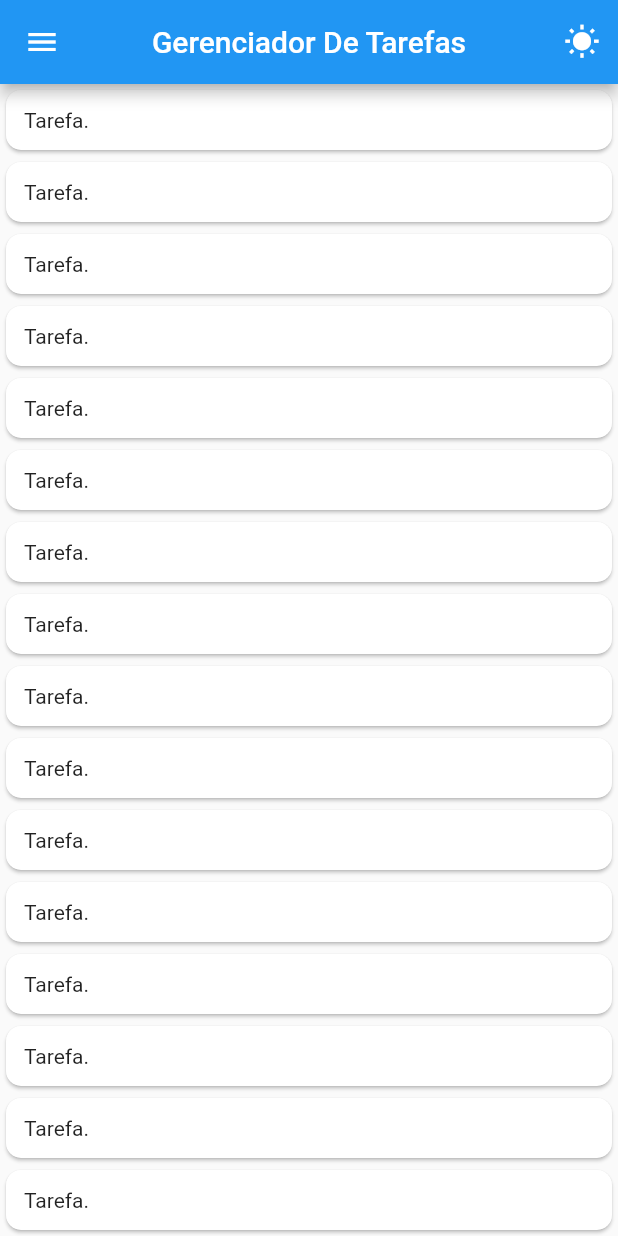
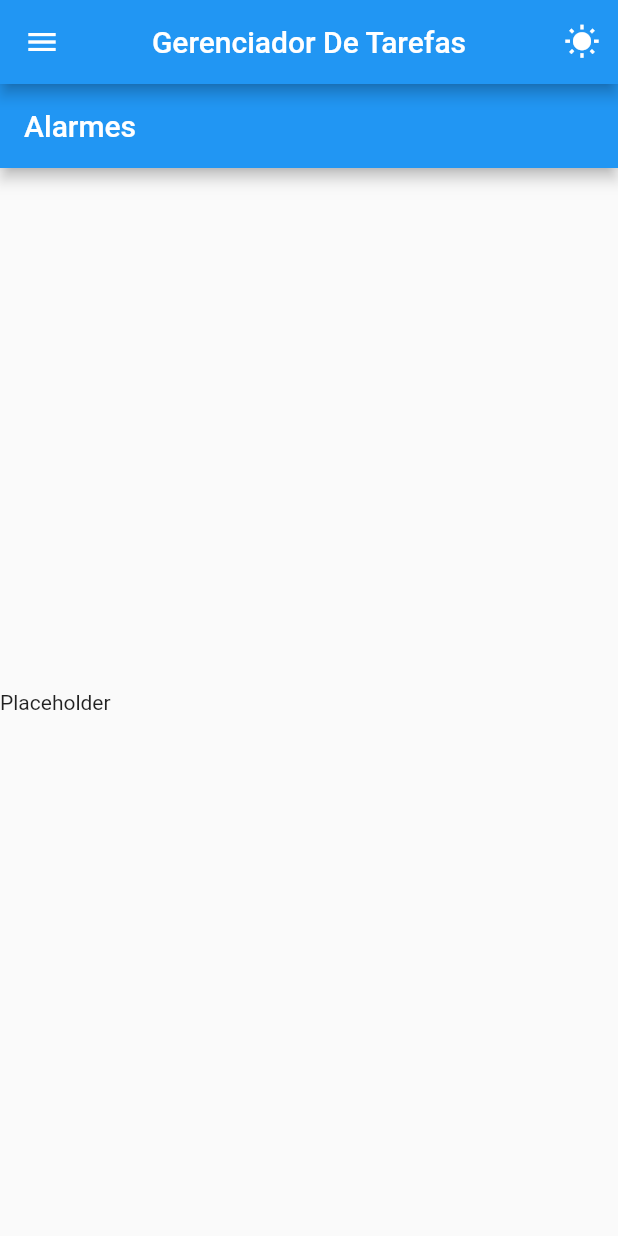
Before and after one commit to CyberGutz/GerenciadorDeTarefas, a Flutter app: the screen it shows after launch, on a phone screen of 412 x 824 dp. Run offline on Flutter 3.47's test engine with Material 2 defaults, Android fonts, the phone set to English and light mode, and no system bars; our stand-ins replace shared_preferences.

Commit message:
Vetorização de Telas

```diff
--- /dev/null
+++ b/gerenciador_de_tarefas/lib/alarmes.dart
@@ -0,0 +1,17 @@
+import 'package:flutter/material.dart';
+
+class Alarme extends StatelessWidget {
+  const Alarme({super.key});
+
+  @override
+  Widget build(BuildContext context) {
+    return Scaffold(
+      appBar: AppBar(
+        title: const Text('Alarmes'),
+      ),
+      body: Center(
+        child: Row(children: const <Widget>[Text('Placeholder')]),
+      ),
+    );
+  }
+}
--- a/gerenciador_de_tarefas/lib/main.dart
+++ b/gerenciador_de_tarefas/lib/main.dart
@@ -1,8 +1,10 @@
 import 'package:flutter/material.dart';
+import 'package:gerenciador_de_tarefas/navBar.dart';
 import 'package:provider/provider.dart';
 import 'package:gerenciador_de_tarefas/theme_model.dart';
 
 void main() {
+  WidgetsFlutterBinding.ensureInitialized;
   runApp(MyApp());
 }
 
@@ -18,69 +20,65 @@ class MyApp extends StatelessWidget {
           title: 'Flutter Demo',
           theme: themeNotifier.isDark ? ThemeData.dark() : ThemeData.light(),
           debugShowCheckedModeBanner: false,
-          home: MyHomePage(),
+          home: NavBar(0),
         );
       }),
     );
   }
 }
 
-class MyHomePage extends StatefulWidget {
-  @override
-  _MyHomePageState createState() => _MyHomePageState();
-}
+// class MyHomePage extends StatefulWidget {
+//   @override
+//   _MyHomePageState createState() => _MyHomePageState();
+// }
 
-class _MyHomePageState extends State<MyHomePage> {
-  @override
-  Widget build(BuildContext context) {
-    return Consumer<ThemeModel>(
-        builder: (context, ThemeModel themeNotifier, child) {
-      return Scaffold(
-          appBar: AppBar(
-            centerTitle: true,
-            title: const Text(
-              "Gerenciador De Tarefas",
-              textAlign: TextAlign.center,
-            ),
-            actions: [
-              IconButton(
-                  icon: Icon(themeNotifier.isDark
-                      ? Icons.nightlight_round
-                      : Icons.wb_sunny),
-                  onPressed: () {
-                    themeNotifier.isDark
-                        ? themeNotifier.isDark = false
-                        : themeNotifier.isDark = true;
-                  })
-            ],
-          ),
-          body:
-              ListView.builder(itemBuilder: (BuildContext context, int index) {
-            return Card(
-              shape: RoundedRectangleBorder(
-                  borderRadius: BorderRadius.circular(10)),
-              child: const Padding(
-                padding: EdgeInsets.all(12.0),
-                child: Text(
-                  "Tarefa.",
-                  style: TextStyle(fontSize: 14),
-                ),
-              ),
-            );
-          }),
-          drawer: Drawer(
-              child: ListView(
-            padding: EdgeInsets.zero,
-            children: [
-              const DrawerHeader(
-                  decoration: BoxDecoration(),
-                  child: Text('Gerenciador de Tarefas')),
-              ListTile(title: const Text('Home (TODO LIST)'), onTap: () {}),
-              ListTile(title: const Text('Lembretes'), onTap: () {}),
-              ListTile(title: const Text('Alarmes'), onTap: () {}),
-              ListTile(title: const Text('Relógio'), onTap: () {}),
-            ],
-          )));
-    });
-  }
-}
+// class _MyHomePageState extends State<MyHomePage> {
+//   @override
+//   Widget build(BuildContext context) {
+//     return Consumer<ThemeModel>(
+//         builder: (context, ThemeModel themeNotifier, child) {
+//       return Scaffold(
+//         appBar: AppBar(
+//           centerTitle: true,
+//           title: const Text(
+//             "Gerenciador De Tarefas",
+//             textAlign: TextAlign.center,
+//           ),
+//           actions: [
+//             IconButton(
+//                 icon: Icon(themeNotifier.isDark
+//                     ? Icons.nightlight_round
+//                     : Icons.wb_sunny),
+//                 onPressed: () {
+//                   themeNotifier.isDark
+//                       ? themeNotifier.isDark = false
+//                       : themeNotifier.isDark = true;
+//                 })
+//           ],
+//         ),
+
+//         // body: ListView(
+//         //   children: [
+//         //     Card(
+//         //       shape: RoundedRectangleBorder(borderRadius: BorderRadius.circular(2)),
+//         //       child: Checkbox(,)
+//         //     )
+//         //   ],)
+//         body: ListView.builder(itemBuilder: (BuildContext context, int index) {
+//           return Card(
+//             shape:
+//                 RoundedRectangleBorder(borderRadius: BorderRadius.circular(2)),
+//             child: const Padding(
+//               padding: EdgeInsets.all(12.0),
+//               child: Text(
+//                 "Tarefa.",
+//                 style: TextStyle(fontSize: 14),
+//               ),
+//             ),
+//           );
+//         }),
+//         drawer: NavBar(0),
+//       );
+//     });
+//   }
+// }
--- /dev/null
+++ b/gerenciador_de_tarefas/lib/navBar.dart
@@ -0,0 +1,104 @@
+import 'package:flutter/material.dart';
+import 'package:gerenciador_de_tarefas/alarmes.dart';
+import 'package:gerenciador_de_tarefas/lembretes.dart';
+import 'package:gerenciador_de_tarefas/relogio.dart';
+import 'package:gerenciador_de_tarefas/theme_model.dart';
+import 'package:gerenciador_de_tarefas/todo.dart';
+import 'package:provider/provider.dart';
+
+//Índice de seleção da tela
+int _selectedIndex = 0; //_
+
+//vetor de telas
+List<Widget> _stOptions = <Widget>[
+  Alarme(),
+  Lembrete(),
+  Relogio(),
+  ToDo(),
+];
+
+class NavBar extends StatefulWidget {
+  int _opcao;
+
+  NavBar(this._opcao);
+
+  @override
+  _NavBarState createState() => _NavBarState(this._opcao);
+}
+
+class _NavBarState extends State<NavBar> {
+  _NavBarState(this._opcao);
+  int _opcao;
+
+  void _onItemTapped(int index) {
+    setState(() {
+      _selectedIndex = index;
+    });
+  }
+
+  @override
+  void initState() {
+    _selectedIndex = _opcao;
+  }
+
+  Widget build(BuildContext context) {
+    return Consumer<ThemeModel>(
+        builder: (context, ThemeModel themeNotifier, child) {
+      return Scaffold(
+        appBar: AppBar(
+          centerTitle: true,
+          title: const Text(
+            "Gerenciador De Tarefas",
+            textAlign: TextAlign.center,
+          ),
+          actions: [
+            IconButton(
+                icon: Icon(themeNotifier.isDark
+                    ? Icons.nightlight_round
+                    : Icons.wb_sunny),
+                onPressed: () {
+                  themeNotifier.isDark
+                      ? themeNotifier.isDark = false
+                      : themeNotifier.isDark = true;
+                })
+          ],
+        ),
+        drawer: Drawer(
+          child: ListView(
+            padding: EdgeInsets.zero,
+            children: [
+              const DrawerHeader(
+                  decoration: BoxDecoration(),
+                  child: Text('Gerenciador de Tarefas')),
+              ListTile(
+                  title: const Text('Home (TODO LIST)'),
+                  onTap: () {
+                    _onItemTapped(0);
+                    Navigator.pop(context);
+                  }),
+              ListTile(
+                  title: const Text('Lembretes'),
+                  onTap: () {
+                    _onItemTapped(1);
+                    Navigator.pop(context);
+                  }),
+              ListTile(
+                  title: const Text('Alarmes'),
+                  onTap: () {
+                    _onItemTapped(2);
+                    Navigator.pop(context);
+                  }),
+              ListTile(
+                  title: const Text('Relógio'),
+                  onTap: () {
+                    _onItemTapped(3);
+                    Navigator.pop(context);
+                  }),
+            ],
+          ),
+        ),
+        body: _stOptions.elementAt(_selectedIndex),
+      );
+    });
+  }
+}
```
Also changed, not shown: gerenciador_de_tarefas/lib/lembretes.dart (added, +17 -0 lines), gerenciador_de_tarefas/lib/relogio.dart (added, +17 -0 lines), gerenciador_de_tarefas/lib/todo.dart (added, +17 -0 lines).
